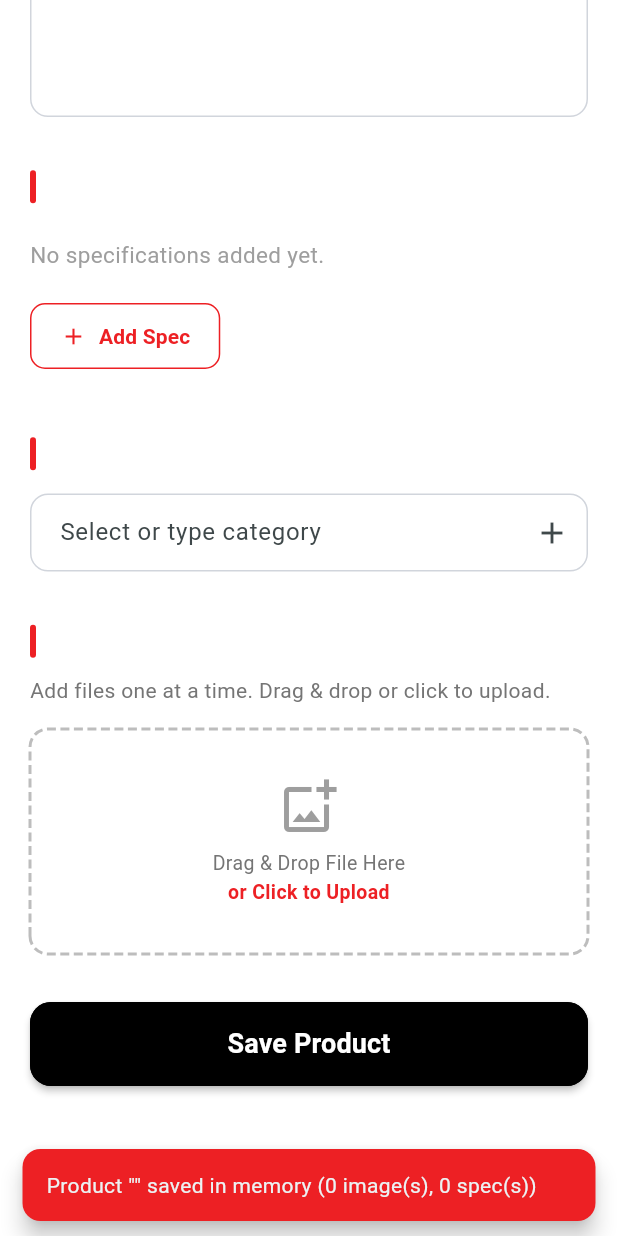
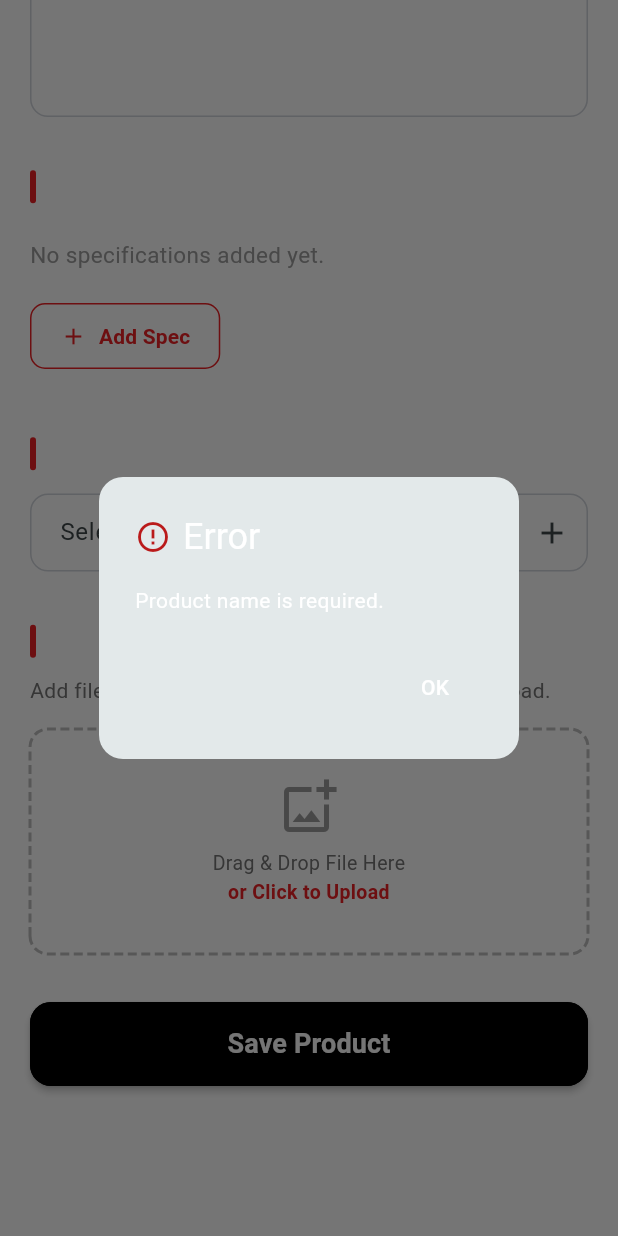
Before and after one commit to Ahmed-043/flex_printing, a Flutter app: the AdminPage screen opened by its route, scrolled down 442 dp, after a tap on "Save Product", on a phone screen of 412 x 824 dp. Run offline on Flutter 3.47's test engine with Material 3 defaults, Android fonts, the phone set to English and light mode, and no system bars; drawn by our look-alikes of dotted_border; our stand-ins replace carousel_slider, cross_file, file_picker, flutter_svg, go_router, supabase_flutter and 1 more; missing offline and left inert: desktop_drop; accounts and stored records are empty.

Commit message:
feat: implement Supabase product upload models and service
Agent-Logs-Url: https://github.com/Ahmed-043/flex_printing/sessions/015c1ecf-d604-43c9-9139-1c187b21febb

Co-authored-by: Ahmed-043 <262838566+Ahmed-043@users.noreply.github.com>

```diff
--- /dev/null
+++ b/lib/models/product/category.dart
@@ -0,0 +1,28 @@
+/// DB model for the `categories` table.
+class Category {
+  final int id;
+  final String name;
+  final DateTime? createdAt;
+
+  const Category({
+    required this.id,
+    required this.name,
+    this.createdAt,
+  });
+
+  factory Category.fromJson(Map<String, dynamic> json) {
+    return Category(
+      id: json['id'] as int,
+      name: json['name'] as String,
+      createdAt: json['created_at'] == null
+          ? null
+          : DateTime.parse(json['created_at'] as String),
+    );
+  }
+
+  Map<String, dynamic> toJson() => {
+        'id': id,
+        'name': name,
+        if (createdAt != null) 'created_at': createdAt!.toIso8601String(),
+      };
+}
--- a/lib/models/product/product.dart
+++ b/lib/models/product/product.dart
@@ -1,17 +1,23 @@
 import 'product_image.dart';
 import 'product_spec.dart';
 
-/// In-memory representation of a product being created by an admin.
-/// No persistence – data lives only in the running app session.
+/// Input / DTO model for creating a product.
+/// Data lives only in the running app session until [ProductService.createProduct]
+/// persists it to Supabase.
 class Product {
   String name;
   String description;
+
+  /// Category name (will be upserted to the categories table on save).
+  String category;
+
   List<ProductSpec> specs;
   List<ProductImage> images;
 
   Product({
     this.name = '',
     this.description = '',
+    this.category = '',
     List<ProductSpec>? specs,
     List<ProductImage>? images,
   })  : specs = specs ?? [],
--- /dev/null
+++ b/lib/models/product/product_record.dart
@@ -0,0 +1,34 @@
+/// DB model for the `products` table row returned from Supabase.
+class ProductRecord {
+  final int id;
+  final String name;
+  final String description;
+  final DateTime updatedAt;
+  final int? category;
+
+  const ProductRecord({
+    required this.id,
+    required this.name,
+    required this.description,
+    required this.updatedAt,
+    this.category,
+  });
+
+  factory ProductRecord.fromJson(Map<String, dynamic> json) {
+    return ProductRecord(
+      id: json['id'] as int,
+      name: json['name'] as String,
+      description: json['description'] as String,
+      updatedAt: DateTime.parse(json['updated_at'] as String),
+      category: json['category'] as int?,
+    );
+  }
+
+  Map<String, dynamic> toJson() => {
+        'id': id,
+        'name': name,
+        'description': description,
+        'updated_at': updatedAt.toIso8601String(),
+        if (category != null) 'category': category,
+      };
+}
--- a/lib/pages/admin_page/admin_page.dart
+++ b/lib/pages/admin_page/admin_page.dart
@@ -5,12 +5,13 @@ import '../../models/System/system.dart';
 import '../../models/product/product.dart';
 import '../../models/product/product_image.dart';
 import '../../models/product/product_spec.dart';
+import '../../services/product_service.dart';
 import '../../shared_widgets/product_image_upload_box.dart';
 import '../../shared_widgets/ui_helper.dart';
 
 /// Admin page for creating a new [Product].
 ///
-/// All data is held in memory only (no Supabase persistence).
+/// Persists data to Supabase via [ProductService].
 /// Layout is responsive: two-column on desktop/tablet, single-column on
 /// mobile (controlled by [System.isMobile] and screen-width breakpoint).
 class AdminPage extends StatefulWidget {
@@ -21,10 +22,11 @@ class AdminPage extends StatefulWidget {
 }
 
 class _AdminPageState extends State<AdminPage> {
-  // ── in-memory state ───────────────────────────────────────────────────────
+  // ── form state ────────────────────────────────────────────────────────────
 
   final _nameController = TextEditingController();
   final _descController = TextEditingController();
+  final _categoryController = TextEditingController();
 
   /// Spec rows – each entry holds three controllers: key, value, unit.
   final List<_SpecRow> _specRows = [];
@@ -32,10 +34,36 @@ class _AdminPageState extends State<AdminPage> {
   /// Accumulated product images (original + compressed bytes).
   final List<ProductImage> _images = [];
 
+  /// Category names loaded from Supabase (for autocomplete).
+  List<String> _categoryNames = [];
+
+  /// True while [_onSave] is running (prevents double-submit).
+  bool _isSaving = false;
+
+  @override
+  void initState() {
+    super.initState();
+    _loadCategories();
+  }
+
+  Future<void> _loadCategories() async {
+    try {
+      final cats = await ProductService.fetchCategories();
+      if (mounted) {
+        setState(() {
+          _categoryNames = cats.map((c) => c.name).toList();
+        });
+      }
+    } catch (e) {
+      debugPrint('AdminPage: failed to load categories: $e');
+    }
+  }
+
   @override
   void dispose() {
     _nameController.dispose();
     _descController.dispose();
+    _categoryController.dispose();
     for (final row in _specRows) {
       row.dispose();
     }
@@ -79,10 +107,10 @@ class _AdminPageState extends State<AdminPage> {
     return Product(
       name: _nameController.text.trim(),
       description: _descController.text.trim(),
+      category: _categoryController.text.trim(),
       specs: _specRows
           .map(
-            (r) =>
-            ProductSpec(
+            (r) => ProductSpec(
               key: r.keyCtrl.text.trim(),
               value: r.valueCtrl.text.trim(),
               unit: r.unitCtrl.text.trim(),
@@ -93,24 +121,85 @@ class _AdminPageState extends State<AdminPage> {
     );
   }
 
-  void _onSave() {
+  Future<void> _onSave() async {
+    if (_isSaving) return;
+
+    final name = _nameController.text.trim();
+    if (name.isEmpty) {
+      _showError('Product name is required.');
+      return;
+    }
+
+    setState(() => _isSaving = true);
+
     final product = _collectProduct();
-    debugPrint('Admin – product saved in memory: ${product.name}');
-    debugPrint('  specs : ${product.specs.length}');
-    debugPrint('  images: ${product.images.length}');
+
+    try {
+      final productId = await ProductService.createProduct(product);
+      if (!mounted) return;
+      _clearForm();
+      _showSuccess(
+        'Product "${product.name}" saved '
+        '(id $productId, ${product.images.length} image(s), '
+        '${product.specs.length} spec(s))',
+      );
+      // Refresh category list so a newly added category shows up next time
+      await _loadCategories();
+    } catch (e) {
+      if (!mounted) return;
+      _showError('Failed to save product.\n\n${e.toString()}');
+    } finally {
+      if (mounted) setState(() => _isSaving = false);
+    }
+  }
+
+  void _clearForm() {
+    _nameController.clear();
+    _descController.clear();
+    _categoryController.clear();
+    setState(() {
+      for (final row in _specRows) {
+        row.dispose();
+      }
+      _specRows.clear();
+      _images.clear();
+    });
+  }
+
+  void _showSuccess(String message) {
     ScaffoldMessenger.of(context).showSnackBar(
       SnackBar(
-        content: Text(
-          'Product "${product.name}" saved in memory '
-              '(${product.images.length} image(s), '
-              '${product.specs.length} spec(s))',
-        ),
-        backgroundColor: Theme
-            .of(context)
-            .colorScheme
-            .secondary,
+        content: Text(message),
+        backgroundColor: Theme.of(context).colorScheme.secondary,
         behavior: SnackBarBehavior.floating,
         shape: RoundedRectangleBorder(borderRadius: BorderRadius.circular(12)),
+        duration: const Duration(seconds: 5),
+      ),
+    );
+  }
+
+  void _showError(String message) {
+    showDialog<void>(
+      context: context,
+      builder: (ctx) => AlertDialog(
+        shape: RoundedRectangleBorder(borderRadius: BorderRadius.circular(16)),
+        title: Row(
+          children: [
+            Icon(Icons.error_outline,
+                color: Theme.of(ctx).colorScheme.error),
+            const SizedBox(width: 8),
+            const Text('Error'),
+          ],
+        ),
+        content: SingleChildScrollView(
+          child: Text(message),
+        ),
+        actions: [
+          TextButton(
+            onPressed: () => Navigator.of(ctx).pop(),
+            child: const Text('OK'),
+          ),
+        ],
       ),
     );
   }
@@ -153,7 +242,7 @@ class _AdminPageState extends State<AdminPage> {
                 width: double.infinity,
                 height: 56,
                 child: UiHelper.button(
-                  callback: _onSave,
+                  callback: _isSaving ? null : _onSave,
                   filled: true,
                   color: Theme
                       .of(context)
@@ -165,7 +254,16 @@ class _AdminPageState extends State<AdminPage> {
                     vertical: 12,
                   ),
                   elevation: 2,
-                  child: const Text(
+                  child: _isSaving
+                      ? const SizedBox(
+                          width: 24,
+                          height: 24,
+                          child: CircularProgressIndicator(
+                            strokeWidth: 2.5,
+                            color: Colors.white,
+                          ),
+                        )
+                      : const Text(
                           'Save Product',
                           style: TextStyle(
                             fontSize: 18,
@@ -364,8 +462,14 @@ class _AdminPageState extends State<AdminPage> {
       children: [
         _sectionHeader(context, 'Category'),
         const SizedBox(height: 12),
-        CategoryDropdownTextField(controller: TextEditingController(),
-            categories: ['Hello', 'Meow', 'World']),
+        CategoryDropdownTextField(
+          controller: _categoryController,
+          categories: _categoryNames,
+          // CategoryDropdownTextField mutates the passed list in-place when a
+          // new category is typed; the empty setState triggers a rebuild so the
+          // autocomplete options reflect the addition immediately.
+          onCategoriesChanged: () => setState(() {}),
+        ),
         const SizedBox(height: 32),
         _sectionHeader(context, 'Product Images'),
         const SizedBox(height: 8),
--- a/lib/shared_widgets/ui_helper.dart
+++ b/lib/shared_widgets/ui_helper.dart
@@ -5,7 +5,7 @@ import '../models/System/system.dart';
 class UiHelper {
   static Widget button({
     String? title,
-    required VoidCallback callback,
+    required VoidCallback? callback,
     VoidCallback? rightClick,
     double textSize = 20,
     bool filled = false,
```
Also changed, not shown: lib/models/product/product_image_record.dart (added, +40 -0 lines), lib/models/product/product_spec_record.dart (added, +44 -0 lines), lib/services/product_service.dart (added, +168 -0 lines). Lines whose indentation alone changed are shown as unchanged.
